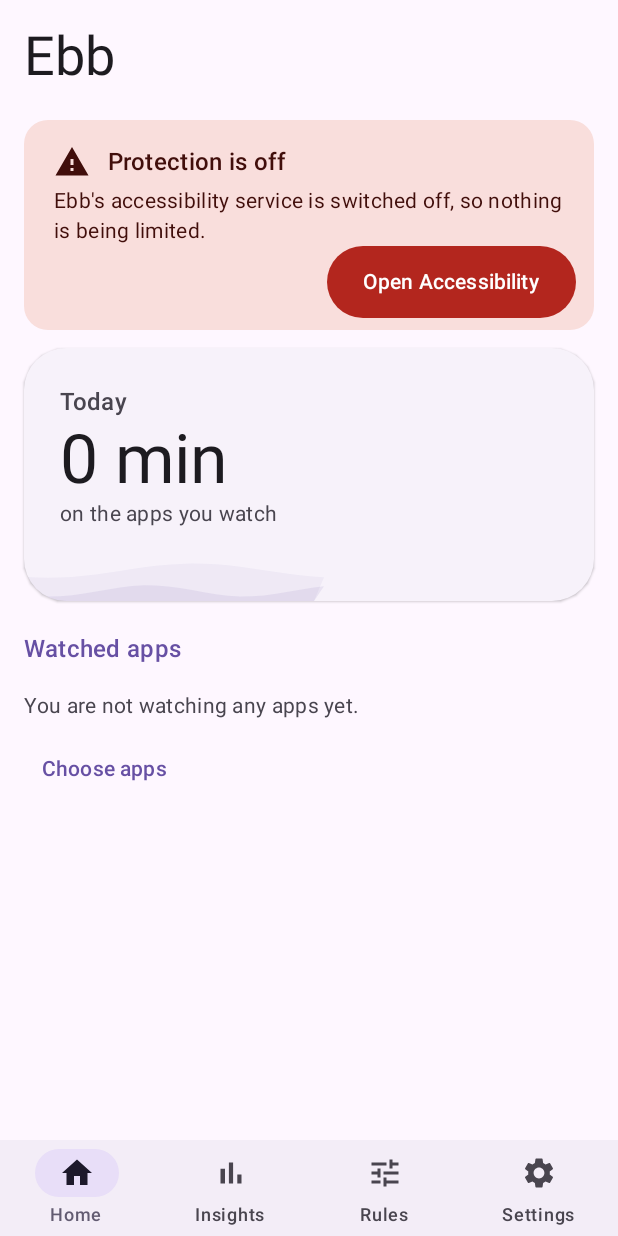
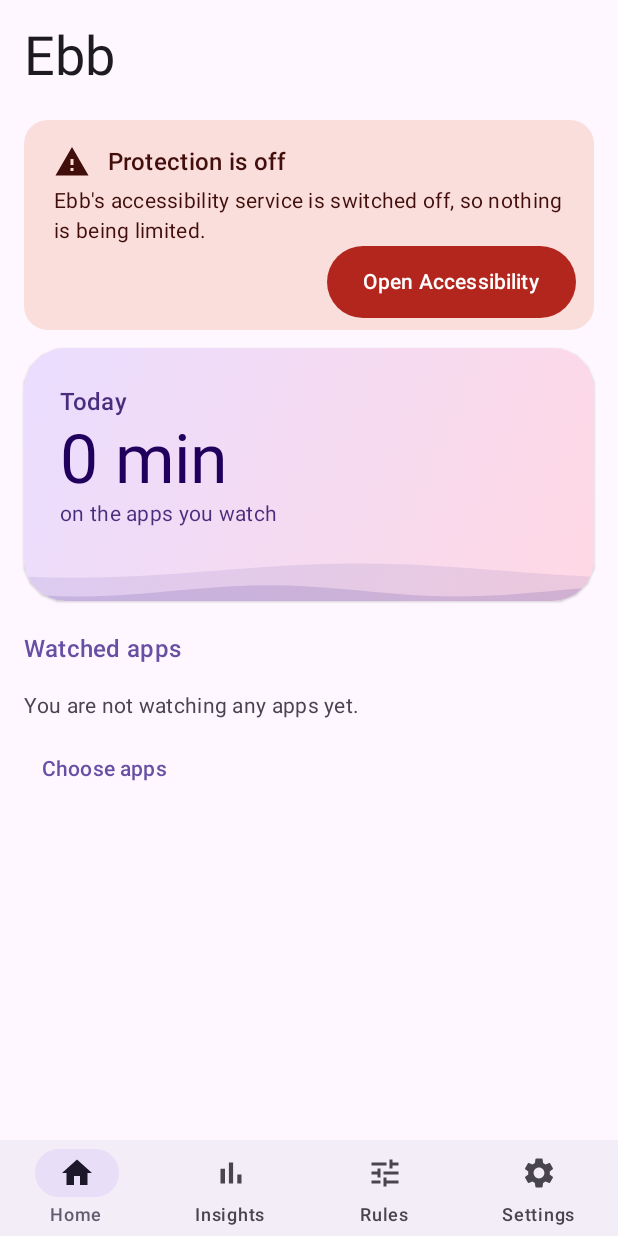
Before and after one commit to jscyril/ebb, an Android app built with Jetpack Compose: the composable MainShell shown on its own in the app's theme, on a phone screen of 412 x 824 dp. Run offline under Robolectric (Android 15) with nearby library versions, the phone set to English and light mode, and no system bars; our stand-ins replace Material 3 Expressive styles (plain Material 3 is drawn), Room's generated code; 2 statements that could not run were skipped.

Commit message:
Add session timer chip, warmer colours and a 2 s splash
- Ongoing countdown notification per session, requested as a promoted Live Update so Android 16+ shows a status bar timer chip; removed when the session ends or the app is locked.
- Default accent is now Tide; Home hero gets a primary-to-tertiary wash, Insights stat tiles use coloured containers, tide waves are stronger.
- Splash stays up for at least 2 s.

Co-Authored-By: Claude Opus 5.5 <noreply@anthropic.com>

```diff
--- a/app/src/main/AndroidManifest.xml
+++ b/app/src/main/AndroidManifest.xml
@@ -7,6 +7,10 @@
             <category android:name="android.intent.category.LAUNCHER" />
         </intent>
     </queries>
+
+    <!-- Session countdown notification; on Android 16+ it can show as a status bar timer chip. -->
+    <uses-permission android:name="android.permission.POST_NOTIFICATIONS" />
+    <uses-permission android:name="android.permission.POST_PROMOTED_NOTIFICATIONS" />
 
     <application
         android:name=".EbbApp"
--- a/app/src/main/java/com/jscyril/ebb/data/Repo.kt
+++ b/app/src/main/java/com/jscyril/ebb/data/Repo.kt
@@ -156,7 +156,7 @@ class Repo private constructor(ctx: Context) {
     val themeFlow: Flow<ThemePrefs> = ds.data.map { p ->
         ThemePrefs(
             runCatching { DarkMode.valueOf(p[Keys.DARK]!!) }.getOrDefault(DarkMode.SYSTEM),
-            runCatching { Accent.valueOf(p[Keys.ACCENT]!!) }.getOrDefault(Accent.DYNAMIC),
+            runCatching { Accent.valueOf(p[Keys.ACCENT]!!) }.getOrDefault(Accent.TIDE),
         )
     }
     suspend fun saveTheme(t: ThemePrefs) = ds.edit { it[Keys.DARK] = t.dark.name; it[Keys.ACCENT] = t.accent.name }.let {}
--- a/app/src/main/java/com/jscyril/ebb/data/Settings.kt
+++ b/app/src/main/java/com/jscyril/ebb/data/Settings.kt
@@ -37,7 +37,7 @@ data class ClockAnchor(val wall: Long = 0, val elapsed: Long = 0, val lastTruste
 
 enum class DarkMode { SYSTEM, LIGHT, DARK, AMOLED }
 enum class Accent { DYNAMIC, TIDE, CORAL, MOSS, DUSK, SAND }
-data class ThemePrefs(val dark: DarkMode = DarkMode.SYSTEM, val accent: Accent = Accent.DYNAMIC)
+data class ThemePrefs(val dark: DarkMode = DarkMode.SYSTEM, val accent: Accent = Accent.TIDE)
 
 /** ByteArrays as Base64 so the record fits a JSON string. */
 @Serializable
--- a/app/src/main/java/com/jscyril/ebb/service/BlockerService.kt
+++ b/app/src/main/java/com/jscyril/ebb/service/BlockerService.kt
@@ -279,6 +279,7 @@ class BlockerService : AccessibilityService() {
         val d = SessionEngine.decide(rule, s, now, zone)
         record(tracker.onForeground(pkg, d is Decision.Allow, now))
         // A FULL Block/Prompt now would cover the EmergencyActivity that is opening (the locked app may still be active).
+        if (d !is Decision.Allow) SessionNotifier.cancel(this, pkg)
         if (d !is Decision.Allow && suppressFull(launchingPkg, pkg, bounds == null, SystemClock.uptimeMillis(), launchingUntil)) return
         when (d) {
             is Decision.Allow -> { dismiss(); schedule(rule, pkg, now) }
@@ -407,6 +408,7 @@ class BlockerService : AccessibilityService() {
             tracker.onForeground(pkg, true, now) // midnight or emergency still active: keep going
             schedule(rule, pkg, now)
         } else {
+            SessionNotifier.cancel(this, pkg)
             performGlobalAction(GLOBAL_ACTION_HOME)
             val name = label(pkg)
             val icon = icon(pkg)
@@ -450,6 +452,8 @@ class BlockerService : AccessibilityService() {
         cancelTimer()
         var s = repo.state(pkg)
         if (tracker.pkg == pkg) s = SessionEngine.addForeground(s, ((now - tracker.start) / 1000).toInt(), now, zone)
+        val ends = listOfNotNull(s.sessionEndsAt, s.emergencyUntil).filter { it > now }.maxOrNull()
+        if (ends != null) SessionNotifier.show(this, pkg, label(pkg), ends, now)
         val at = SessionEngine.nextAlarmAt(rule, s, now, zone) ?: return
         // shortcut: Main delay pauses in deep sleep; fine because screen-off cancels it anyway
         // A cancelled timer may still run onTimer once (already queued in serial); benign, it recomputes.
--- a/app/src/main/java/com/jscyril/ebb/ui/app/Home.kt
+++ b/app/src/main/java/com/jscyril/ebb/ui/app/Home.kt
@@ -10,6 +10,8 @@ import androidx.compose.animation.core.animateFloatAsState
 import androidx.compose.animation.togetherWith
 import androidx.compose.animation.fadeIn
 import androidx.compose.animation.fadeOut
+import androidx.compose.foundation.background
+import androidx.compose.ui.graphics.Brush
 import androidx.compose.foundation.layout.Arrangement
 import androidx.compose.foundation.layout.Box
 import androidx.compose.foundation.layout.Column
@@ -143,15 +145,17 @@ fun Home(onOpenRules: () -> Unit, onOpenSettings: () -> Unit, contentPadding: Pa
 private fun Hero(todaySec: Long, fraction: Float, modifier: Modifier) {
     val reduced = rememberReducedMotion()
     val level by animateFloatAsState(0.88f - 0.6f * fraction, EbbMotion.Slow(), label = "level")
+    val cs = MaterialTheme.colorScheme
+    val wash = remember(cs) { Brush.linearGradient(listOf(cs.primaryContainer, cs.tertiaryContainer)) }
     ElevatedCard(modifier.fillMaxWidth(), shape = MaterialTheme.shapes.extraLarge) {
-        Box {
+        Box(Modifier.fillMaxWidth().background(wash)) {
             Tide(Modifier.matchParentSize(), animate = !reduced, level = level)
             Column(Modifier.padding(24.dp).padding(bottom = 24.dp)) {
-                Text(stringResource(R.string.home_today), style = MaterialTheme.typography.titleMedium, color = MaterialTheme.colorScheme.onSurfaceVariant)
+                Text(stringResource(R.string.home_today), style = MaterialTheme.typography.titleMedium, color = cs.onPrimaryContainer.copy(alpha = 0.8f))
                 AnimatedContent(usageText(todaySec), transitionSpec = { fadeIn(EbbMotion.Standard()) togetherWith fadeOut(EbbMotion.Fast()) }, label = "total") {
-                    Text(it, style = MaterialTheme.typography.displayMedium)
+                    Text(it, style = MaterialTheme.typography.displayMedium, color = cs.onPrimaryContainer)
                 }
-                Text(stringResource(R.string.home_today_sub), style = MaterialTheme.typography.bodyMedium, color = MaterialTheme.colorScheme.onSurfaceVariant)
+                Text(stringResource(R.string.home_today_sub), style = MaterialTheme.typography.bodyMedium, color = cs.onPrimaryContainer.copy(alpha = 0.8f))
             }
         }
     }
--- a/app/src/main/java/com/jscyril/ebb/ui/theme/Tide.kt
+++ b/app/src/main/java/com/jscyril/ebb/ui/theme/Tide.kt
@@ -45,7 +45,7 @@ fun Tide(modifier: Modifier, animate: Boolean, level: Float = 0.70f) {
             }
             path.lineTo(size.width, size.height)
             path.close()
-            drawPath(path, color.copy(alpha = 0.06f + i * 0.04f))
+            drawPath(path, color.copy(alpha = 0.12f + i * 0.08f))
         }
     }
 }
--- a/app/src/main/res/values/strings.xml
+++ b/app/src/main/res/values/strings.xml
@@ -1,6 +1,9 @@
 <?xml version="1.0" encoding="utf-8"?>
 <resources>
     <string name="app_name">Ebb</string>
+    <string name="notif_channel">Session timer</string>
+    <string name="notif_title">%1$s session</string>
+    <string name="notif_text">Time left before the app locks</string>
     <string name="tier_minutes">%1$d min</string>
     <string name="tier_locked_hours">then locked %1$d h</string>
     <string name="tier_locked_minutes">then locked %1$d min</string>
```
Also changed, not shown: app/src/main/java/com/jscyril/ebb/MainActivity.kt (+19 -1 lines), app/src/main/java/com/jscyril/ebb/service/SessionNotifier.kt (added, +54 -0 lines), app/src/main/java/com/jscyril/ebb/ui/app/Dashboard.kt (+12 -8 lines), app/src/main/java/com/jscyril/ebb/ui/theme/Components.kt (+8 -3 lines), app/src/main/res/drawable/ic_stat_ebb.xml (added, +14 -0 lines), 1 other file.
